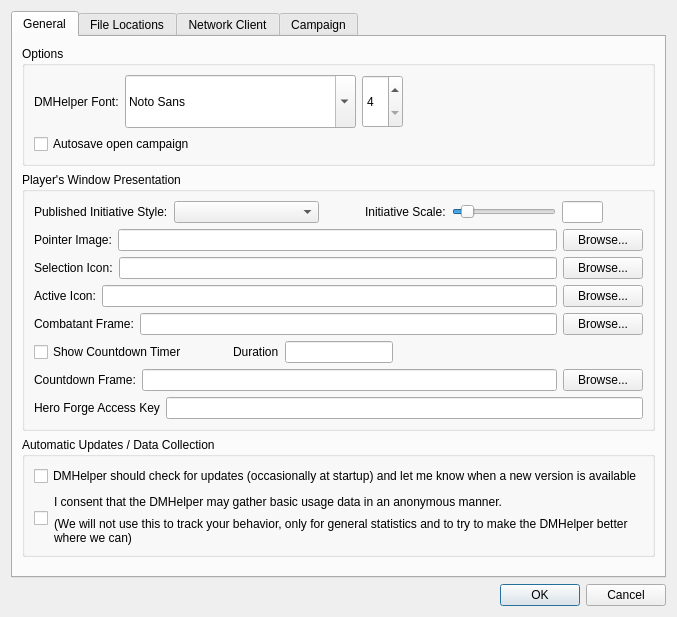
Old version of the form DMHelper/src/optionsdialog.ui in the repository MMetze/DMHelper.
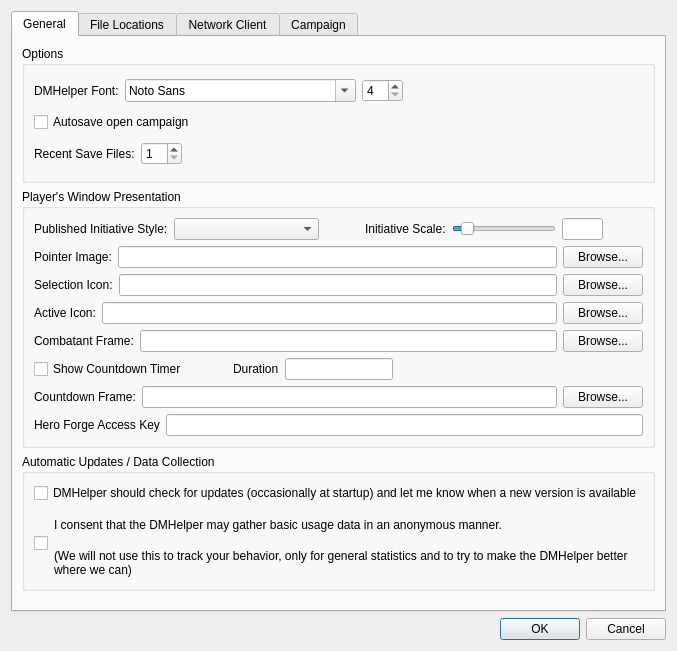
New version of the form. The open tabs and pages were chosen to show the change. Icons and pictures are not drawn.

```diff
--- a/DMHelper/src/optionsdialog.ui
+++ b/DMHelper/src/optionsdialog.ui
@@ -7,7 +7,7 @@
     <x>0</x>
     <y>0</y>
     <width>668</width>
-    <height>617</height>
+    <height>651</height>
    </rect>
   </property>
   <property name="windowTitle">
@@ -73,17 +73,11 @@
             <item>
              <widget class="QSpinBox" name="spinBoxFontSize">
               <property name="sizePolicy">
-               <sizepolicy hsizetype="Minimum" vsizetype="Preferred">
+               <sizepolicy hsizetype="Minimum" vsizetype="Fixed">
                 <horstretch>0</horstretch>
                 <verstretch>0</verstretch>
                </sizepolicy>
               </property>
-              <property name="minimumSize">
-               <size>
-                <width>0</width>
-                <height>22</height>
-               </size>
-              </property>
               <property name="suffix">
                <string/>
               </property>
@@ -114,6 +108,46 @@
             </property>
            </widget>
           </item>
+          <item>
+           <layout class="QHBoxLayout" name="horizontalLayout_20">
+            <item>
+             <widget class="QLabel" name="label_16">
+              <property name="text">
+               <string>Recent Save Files:</string>
+              </property>
+             </widget>
+            </item>
+            <item>
+             <widget class="QSpinBox" name="spinBoxMRUCount">
+              <property name="sizePolicy">
+               <sizepolicy hsizetype="Minimum" vsizetype="Fixed">
+                <horstretch>0</horstretch>
+                <verstretch>0</verstretch>
+               </sizepolicy>
+              </property>
+              <property name="suffix">
+               <string/>
+              </property>
+              <property name="minimum">
+               <number>1</number>
+              </property>
+             </widget>
+            </item>
+            <item>
+             <spacer name="horizontalSpacer_9">
+              <property name="orientation">
+               <enum>Qt::Horizontal</enum>
+              </property>
+              <property name="sizeHint" stdset="0">
+               <size>
+                <width>40</width>
+                <height>20</height>
+               </size>
+              </property>
+             </spacer>
+            </item>
+           </layout>
+          </item>
          </layout>
         </widget>
        </item>
```
Left out of the diff: 2 changed lines with no effect on the pictures.
